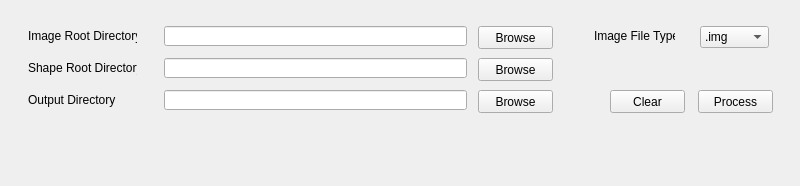
Before: the Qt Designer form gui.ui in minorsecond/ShapeTiffRenamer, drawn with Qt 5.
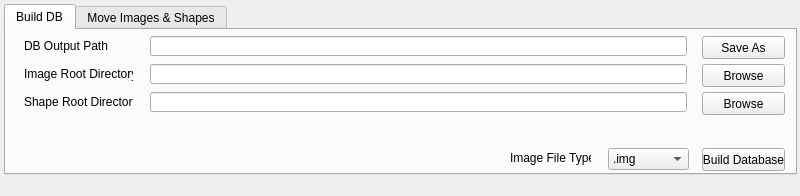
After: the same form once the commit is applied.

The edit to the form file:
```diff
--- a/gui.ui
+++ b/gui.ui
@@ -3,184 +3,648 @@
  <class>MainWindow</class>
  <widget class="QMainWindow" name="MainWindow">
   <property name="geometry">
+
    <rect>
+
     <x>0</x>
+
     <y>0</y>
+
     <width>800</width>
-    <height>186</height>
+
+    <height>196</height>
+
    </rect>
+
   </property>
+
   <property name="windowTitle">
    <string>Image &amp; Shape Renamer</string>
   </property>
   <widget class="QWidget" name="centralwidget">
-   <widget class="QLabel" name="label">
+
+   <widget class="QTabWidget" name="tabWidget">
+
     <property name="geometry">
+
      <rect>
-      <x>28</x>
-      <y>28</y>
-      <width>109</width>
-      <height>16</height>
+
+      <x>4</x>
+
+      <y>4</y>
+
+      <width>793</width>
+
+      <height>171</height>
+
      </rect>
+
     </property>
-    <property name="text">
-     <string>Image Root Directory</string>
+
+    <property name="currentIndex">
+
+     <number>0</number>
+
     </property>
+
+    <widget class="QWidget" name="tab">
+
+     <attribute name="title">
+
+      <string>Build DB</string>
+
+     </attribute>
+
+     <widget class="QLabel" name="label_5">
+
+      <property name="geometry">
+
+       <rect>
+
+        <x>18</x>
+
+        <y>8</y>
+
+        <width>119</width>
+
+        <height>16</height>
+
+       </rect>
+
+      </property>
+
+      <property name="text">
+
+       <string>DB Output Path</string>
+
+      </property>
+
+     </widget>
+
+     <widget class="QLineEdit" name="DbOutputPath">
+
+      <property name="geometry">
+
+       <rect>
+
+        <x>144</x>
+
+        <y>6</y>
+
+        <width>537</width>
+
+        <height>20</height>
+
+       </rect>
+
+      </property>
+
+     </widget>
+
+     <widget class="QPushButton" name="BrowseForDbOutput">
+
+      <property name="geometry">
+
+       <rect>
+
+        <x>696</x>
+
+        <y>6</y>
+
+        <width>83</width>
+
+        <height>23</height>
+
+       </rect>
+
+      </property>
+
+      <property name="text">
+
+       <string>Save As</string>
+
+      </property>
+
+     </widget>
+
+     <widget class="QLabel" name="label_4">
+
+      <property name="geometry">
+
+       <rect>
+
+        <x>504</x>
+
+        <y>120</y>
+
+        <width>81</width>
+
+        <height>16</height>
+
+       </rect>
+
+      </property>
+
+      <property name="text">
+
+       <string>Image File Type</string>
+
+      </property>
+
+     </widget>
+
+     <widget class="QComboBox" name="ImageTypeCombo">
+
+      <property name="geometry">
+
+       <rect>
+
+        <x>602</x>
+
+        <y>118</y>
+
+        <width>81</width>
+
+        <height>22</height>
+
+       </rect>
+
+      </property>
+
+      <item>
+
+       <property name="text">
+
+        <string>.img</string>
+
+       </property>
+
+      </item>
+
+      <item>
+
+       <property name="text">
+
+        <string>.tif</string>
+
+       </property>
+
+      </item>
+
+     </widget>
+
+     <widget class="QPushButton" name="CreateDbButton">
+
+      <property name="geometry">
+
+       <rect>
+
+        <x>696</x>
+
+        <y>118</y>
+
+        <width>83</width>
+
+        <height>23</height>
+
+       </rect>
+
+      </property>
+
+      <property name="text">
+
+       <string>Build Database</string>
+
+      </property>
+
+     </widget>
+
+     <widget class="QLineEdit" name="ShapeRootEdit">
+
+      <property name="geometry">
+
+       <rect>
+
+        <x>144</x>
+
+        <y>62</y>
+
+        <width>537</width>
+
+        <height>20</height>
+
+       </rect>
+
+      </property>
+
+     </widget>
+
+     <widget class="QLabel" name="label_6">
+
+      <property name="geometry">
+
+       <rect>
+
+        <x>18</x>
+
+        <y>36</y>
+
+        <width>109</width>
+
+        <height>16</height>
+
+       </rect>
+
+      </property>
+
+      <property name="text">
+
+       <string>Image Root Directory</string>
+
+      </property>
+
+     </widget>
+
+     <widget class="QPushButton" name="BrowseForShapeRoot">
+
+      <property name="geometry">
+
+       <rect>
+
+        <x>696</x>
+
+        <y>62</y>
+
+        <width>83</width>
+
+        <height>23</height>
+
+       </rect>
+
+      </property>
+
+      <property name="text">
+
+       <string>Browse</string>
+
+      </property>
+
+     </widget>
+
+     <widget class="QLabel" name="label_7">
+
+      <property name="geometry">
+
+       <rect>
+
+        <x>18</x>
+
+        <y>64</y>
+
+        <width>109</width>
+
+        <height>16</height>
+
+       </rect>
+
+      </property>
+
+      <property name="text">
+
+       <string>Shape Root Directory</string>
+
+      </property>
+
+     </widget>
+
+     <widget class="QLineEdit" name="ImageRootDirEdit">
+
+      <property name="geometry">
+
+       <rect>
+
+        <x>144</x>
+
+        <y>34</y>
+
+        <width>537</width>
+
+        <height>20</height>
+
+       </rect>
+
+      </property>
+
+     </widget>
+
+     <widget class="QPushButton" name="BrowseForImageRoot">
+
+      <property name="geometry">
+
+       <rect>
+
+        <x>696</x>
+
+        <y>34</y>
+
+        <width>83</width>
+
+        <height>23</height>
+
+       </rect>
+
+      </property>
+
+      <property name="text">
+
+       <string>Browse</string>
+
+      </property>
+
+     </widget>
+
+    </widget>
+
+    <widget class="QWidget" name="tab_2">
+
+     <attribute name="title">
+
+      <string>Move Images &amp;&amp; Shapes</string>
+
+     </attribute>
+
+     <widget class="QLabel" name="label_3">
+
+      <property name="geometry">
+
+       <rect>
+
+        <x>18</x>
+
+        <y>54</y>
+
+        <width>109</width>
+
+        <height>16</height>
+
+       </rect>
+
+      </property>
+
+      <property name="text">
+
+       <string>Output Directory</string>
+
+      </property>
+
+     </widget>
+
+     <widget class="QLineEdit" name="OutputDirectoryEdit">
+
+      <property name="geometry">
+
+       <rect>
+
+        <x>118</x>
+
+        <y>52</y>
+
+        <width>577</width>
+
+        <height>20</height>
+
+       </rect>
+
+      </property>
+
+     </widget>
+
+     <widget class="QPushButton" name="BrowseForImageDir">
+
+      <property name="geometry">
+
+       <rect>
+
+        <x>706</x>
+
+        <y>20</y>
+
+        <width>75</width>
+
+        <height>23</height>
+
+       </rect>
+
+      </property>
+
+      <property name="text">
+
+       <string>Browse</string>
+
+      </property>
+
+     </widget>
+
+     <widget class="QPushButton" name="BrowseForDb">
+
+      <property name="geometry">
+
+       <rect>
+
+        <x>706</x>
+
+        <y>84</y>
+
+        <width>75</width>
+
+        <height>23</height>
+
+       </rect>
+
+      </property>
+
+      <property name="text">
+
+       <string>Browse</string>
+
+      </property>
+
+     </widget>
+
+     <widget class="QPushButton" name="ClearButton">
+
+      <property name="geometry">
+
+       <rect>
+
+        <x>620</x>
+
+        <y>116</y>
+
+        <width>75</width>
+
+        <height>23</height>
+
+       </rect>
+
+      </property>
+
+      <property name="text">
+
+       <string>Clear</string>
+
+      </property>
+
+     </widget>
+
+     <widget class="QLineEdit" name="OutputDirectoryEdit_2">
+
+      <property name="geometry">
+
+       <rect>
+
+        <x>118</x>
+
+        <y>84</y>
+
+        <width>577</width>
+
+        <height>20</height>
+
+       </rect>
+
+      </property>
+
+     </widget>
+
+     <widget class="QLabel" name="label">
+
+      <property name="geometry">
+
+       <rect>
+
+        <x>18</x>
+
+        <y>22</y>
+
+        <width>109</width>
+
+        <height>16</height>
+
+       </rect>
+
+      </property>
+
+      <property name="text">
+
+       <string>Image Directory:</string>
+
+      </property>
+
+     </widget>
+
+     <widget class="QLineEdit" name="ImageDirInput">
+
+      <property name="geometry">
+
+       <rect>
+
+        <x>118</x>
+
+        <y>20</y>
+
+        <width>577</width>
+
+        <height>20</height>
+
+       </rect>
+
+      </property>
+
+     </widget>
+
+     <widget class="QPushButton" name="BrowseForOutputDir">
+
+      <property name="geometry">
+
+       <rect>
+
+        <x>706</x>
+
+        <y>52</y>
+
+        <width>75</width>
+
+        <height>23</height>
+
+       </rect>
+
+      </property>
+
+      <property name="text">
+
+       <string>Browse</string>
+
+      </property>
+
+     </widget>
+
+     <widget class="QPushButton" name="ProcessButton">
+
+      <property name="geometry">
+
+       <rect>
+
+        <x>708</x>
+
+        <y>116</y>
+
+        <width>75</width>
+
+        <height>23</height>
+
+       </rect>
+
+      </property>
+
+      <property name="text">
+
+       <string>Process</string>
+
+      </property>
+
+     </widget>
+
+     <widget class="QLabel" name="label_8">
+
+      <property name="geometry">
+
+       <rect>
+
+        <x>18</x>
+
+        <y>84</y>
+
+        <width>109</width>
+
+        <height>16</height>
+
+       </rect>
+
+      </property>
+
+      <property name="text">
+
+       <string>DB File:</string>
+
+      </property>
+
+     </widget>
+
+    </widget>
+
    </widget>
-   <widget class="QLineEdit" name="OutputDirectoryEdit">
-    <property name="geometry">
-     <rect>
-      <x>164</x>
-      <y>90</y>
-      <width>303</width>
-      <height>20</height>
-     </rect>
-    </property>
-   </widget>
-   <widget class="QLabel" name="label_4">
-    <property name="geometry">
-     <rect>
-      <x>594</x>
-      <y>28</y>
-      <width>81</width>
-      <height>16</height>
-     </rect>
-    </property>
-    <property name="text">
-     <string>Image File Type</string>
-    </property>
-   </widget>
-   <widget class="QPushButton" name="BrowseForImageRoot">
-    <property name="geometry">
-     <rect>
-      <x>478</x>
-      <y>26</y>
-      <width>75</width>
-      <height>23</height>
-     </rect>
-    </property>
-    <property name="text">
-     <string>Browse</string>
-    </property>
-   </widget>
-   <widget class="QLineEdit" name="ShapeRootInputEdit">
-    <property name="geometry">
-     <rect>
-      <x>164</x>
-      <y>58</y>
-      <width>303</width>
-      <height>20</height>
-     </rect>
-    </property>
-   </widget>
-   <widget class="QPushButton" name="BrowseForOutputDir">
-    <property name="geometry">
-     <rect>
-      <x>478</x>
-      <y>90</y>
-      <width>75</width>
-      <height>23</height>
-     </rect>
-    </property>
-    <property name="text">
-     <string>Browse</string>
-    </property>
-   </widget>
-   <widget class="QLineEdit" name="ImageRootInputEdit">
-    <property name="geometry">
-     <rect>
-      <x>164</x>
-      <y>26</y>
-      <width>303</width>
-      <height>20</height>
-     </rect>
-    </property>
-   </widget>
-   <widget class="QLabel" name="label_3">
-    <property name="geometry">
-     <rect>
-      <x>28</x>
-      <y>92</y>
-      <width>109</width>
-      <height>16</height>
-     </rect>
-    </property>
-    <property name="text">
-     <string>Output Directory</string>
-    </property>
-   </widget>
-   <widget class="QComboBox" name="ImageTypeCombo">
-    <property name="geometry">
-     <rect>
-      <x>700</x>
-      <y>26</y>
-      <width>69</width>
-      <height>22</height>
-     </rect>
-    </property>
-    <item>
-     <property name="text">
-      <string>.img</string>
-     </property>
-    </item>
-    <item>
-     <property name="text">
-      <string>.tif</string>
-     </property>
-    </item>
-   </widget>
-   <widget class="QPushButton" name="ProcessButton">
-    <property name="geometry">
-     <rect>
-      <x>698</x>
-      <y>90</y>
-      <width>75</width>
-      <height>23</height>
-     </rect>
-    </property>
-    <property name="text">
-     <string>Process</string>
-    </property>
-   </widget>
-   <widget class="QPushButton" name="BrowseForShapeRoot">
-    <property name="geometry">
-     <rect>
-      <x>478</x>
-      <y>58</y>
-      <width>75</width>
-      <height>23</height>
-     </rect>
-    </property>
-    <property name="text">
-     <string>Browse</string>
-    </property>
-   </widget>
-   <widget class="QLabel" name="label_2">
-    <property name="geometry">
-     <rect>
-      <x>28</x>
-      <y>60</y>
-      <width>109</width>
-      <height>16</height>
-     </rect>
-    </property>
-    <property name="text">
-     <string>Shape Root Directory</string>
-    </property>
-   </widget>
-   <widget class="QPushButton" name="ClearButton">
-    <property name="geometry">
-     <rect>
-      <x>610</x>
-      <y>90</y>
-      <width>75</width>
-      <height>23</height>
-     </rect>
-    </property>
-    <property name="text">
-     <string>Clear</string>
-    </property>
-   </widget>
+
   </widget>
   <widget class="QMenuBar" name="menubar">
    <property name="geometry">
```
Left out of the diff: 22 changed lines with no effect on the pictures.
